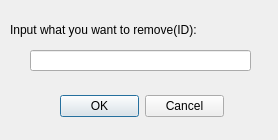
GuQiuhan/Commodity-auction-platform, file remove.ui: the form before one commit.
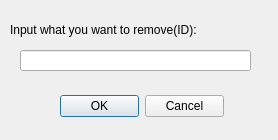
The form after the commit.

```diff
--- a/remove.ui
+++ b/remove.ui
@@ -32,9 +32,9 @@
   <widget class="QLineEdit" name="lineEdit">
    <property name="geometry">
     <rect>
-     <x>30</x>
+     <x>20</x>
      <y>50</y>
-     <width>221</width>
+     <width>231</width>
      <height>21</height>
     </rect>
    </property>
```
Left out of the diff: 2 changed lines with no effect on the pictures.
